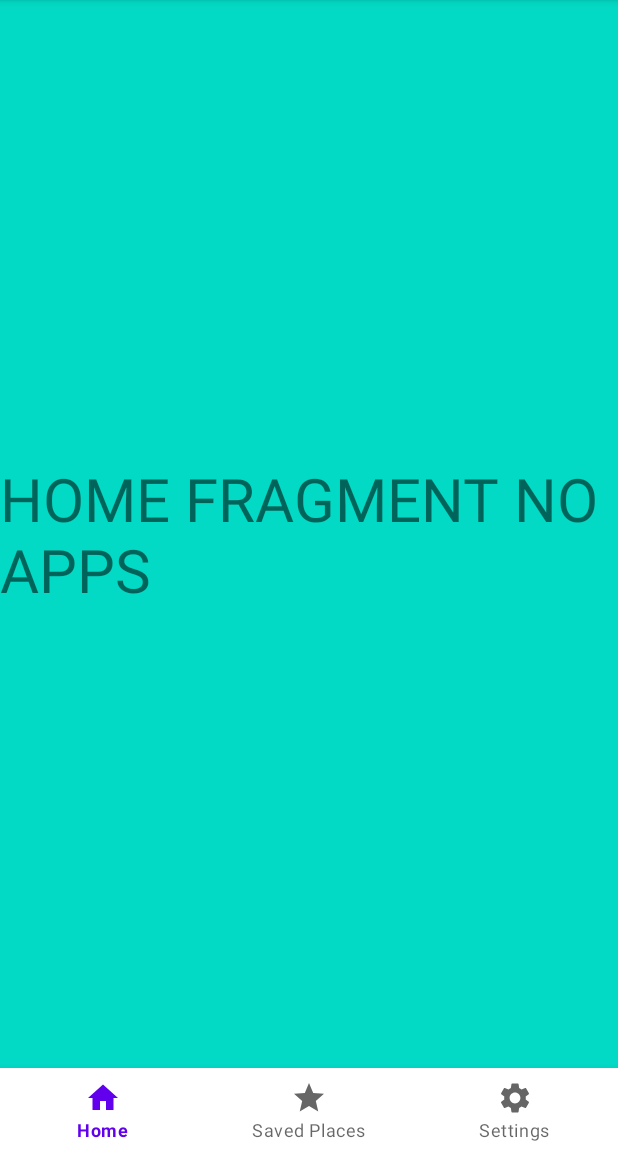
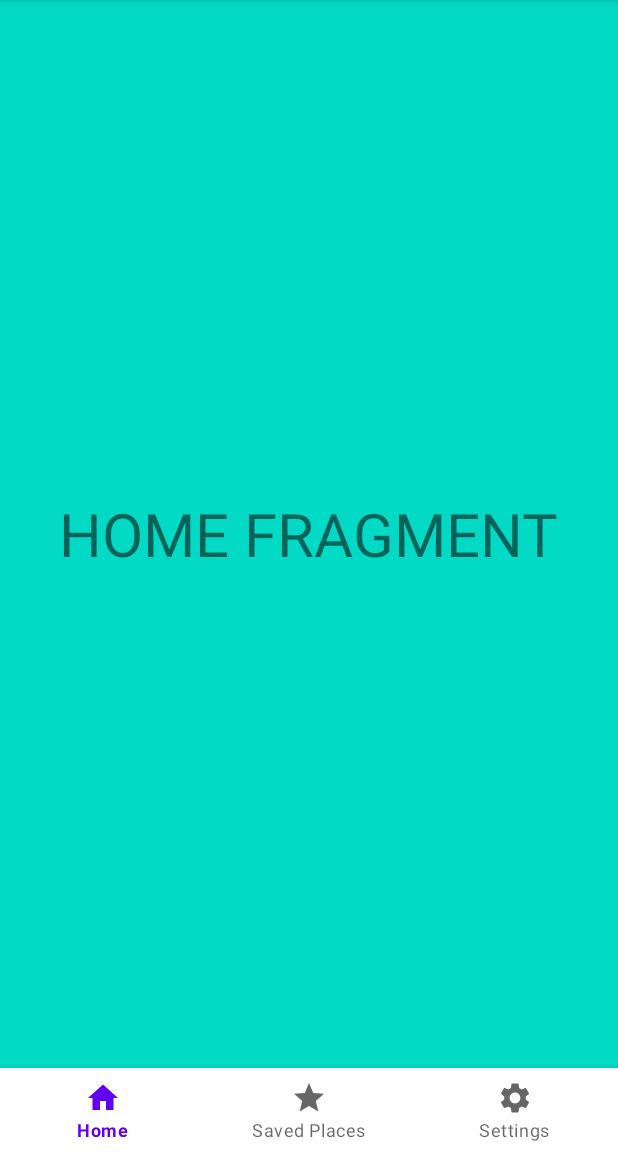
Before and after one commit to ganesh2106/OPSC73112, an Android app: the screen it shows after launch (MainActivity), on a phone screen of 412 x 824 dp, the part 84-1236 px from its top. Run offline under Robolectric (Android 15) with nearby library versions, the phone set to English and light mode, and no system bars.

Commit message:
CHANGED TEXT VIEWS IN FRAGMENTS

```diff
--- a/app/src/main/res/layout/fragment_home.xml
+++ b/app/src/main/res/layout/fragment_home.xml
@@ -10,7 +10,7 @@
     <TextView
         android:layout_width="wrap_content"
         android:layout_height="wrap_content"
-        android:text="HOME FRAGMENT NO APPS"
+        android:text="HOME FRAGMENT"
         android:textSize="40dp"
         android:layout_gravity="center"
         />
--- a/app/src/main/res/layout/fragment_saved_placesragment.xml
+++ b/app/src/main/res/layout/fragment_saved_placesragment.xml
@@ -10,7 +10,7 @@
     <TextView
         android:layout_width="wrap_content"
         android:layout_height="wrap_content"
-        android:text="SAVED PLACES TEST"
+        android:text="SAVED PLACES FRAGMENT"
         android:textSize="40dp"
         android:layout_gravity="center"
         />
```
